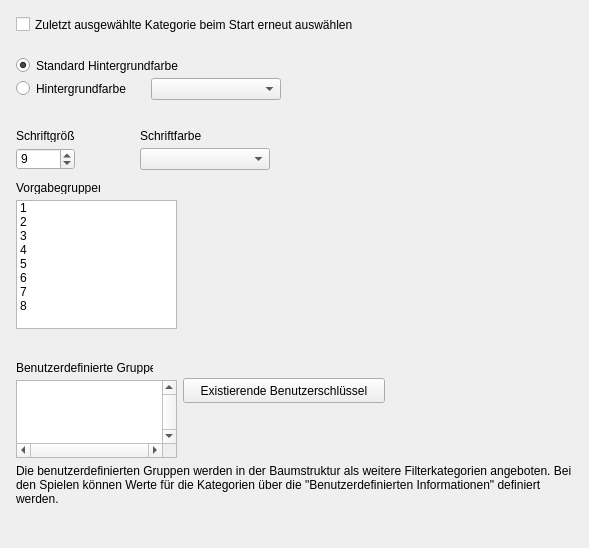
Qt form src/forms/SetupFrameGamesListTreeAppearanceUnit.ui (Eldricos/D-Fend-Reborn) before a commit.
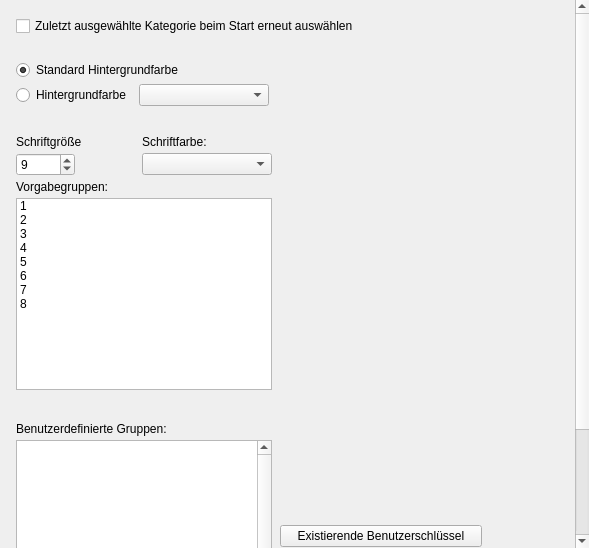
The same form after that commit. Custom widgets are drawn as their Qt base class.

Commit message: Program options: Qt layouts instead of fixed pixel positions

The edit to the form file:
```diff
--- a/src/forms/SetupFrameGamesListTreeAppearanceUnit.ui
+++ b/src/forms/SetupFrameGamesListTreeAppearanceUnit.ui
@@ -9,90 +9,131 @@
       <property name="geometry"><rect><x>0</x><y>0</y><width>589</width><height>548</height></rect></property>
       <property name="vclAlign" stdset="0"><string notr="true">alClient</string></property>
       <property name="frameShape"><enum>QFrame::NoFrame</enum></property>
-      <property name="widgetResizable"><bool>false</bool></property>
+      <property name="widgetResizable"><bool>true</bool></property>
       <widget class="QWidget" name="ScrollBox_Contents">
         <property name="geometry"><rect><x>0</x><y>0</y><width>585</width><height>544</height></rect></property>
         <property name="vclScrollContents" stdset="0"><bool>true</bool></property>
         <property name="vclDesignWidth" stdset="0"><number>585</number></property>
         <property name="vclDesignHeight" stdset="0"><number>544</number></property>
-        <widget class="QLabel" name="TreeViewFontSizeLabel">
-          <property name="geometry"><rect><x>16</x><y>129</y><width>59</width><height>13</height></rect></property>
-          <property name="text"><string>Schriftgröße</string></property>
-          <property name="textFormat"><enum>Qt::PlainText</enum></property>
-          <property name="alignment"><set>Qt::AlignLeft|Qt::AlignTop</set></property>
-          <property name="vclAutoSize" stdset="0"><bool>true</bool></property>
-        </widget>
-        <widget class="QLabel" name="TreeViewFontColorLabel">
-          <property name="geometry"><rect><x>140</x><y>129</y><width>61</width><height>13</height></rect></property>
-          <property name="text"><string>Schriftfarbe:</string></property>
-          <property name="textFormat"><enum>Qt::PlainText</enum></property>
-          <property name="alignment"><set>Qt::AlignLeft|Qt::AlignTop</set></property>
-          <property name="vclAutoSize" stdset="0"><bool>true</bool></property>
-        </widget>
-        <widget class="QLabel" name="TreeViewGroupsLabel">
-          <property name="geometry"><rect><x>16</x><y>361</y><width>137</width><height>13</height></rect></property>
-          <property name="text"><string>Benutzerdefinierte Gruppen:</string></property>
-          <property name="textFormat"><enum>Qt::PlainText</enum></property>
-          <property name="alignment"><set>Qt::AlignLeft|Qt::AlignTop</set></property>
-          <property name="vclAutoSize" stdset="0"><bool>true</bool></property>
-        </widget>
-        <widget class="QLabel" name="TreeViewGroupsInfoLabel">
-          <property name="geometry"><rect><x>16</x><y>464</y><width>561</width><height>57</height></rect></property>
-          <property name="vclAnchors" stdset="0"><string notr="true">akLeft,akTop,akRight</string></property>
-          <property name="text"><string>Die benutzerdefinierten Gruppen werden in der Baumstruktur als weitere Filterkategorien angeboten. Bei den Spielen können Werte für die Kategorien über die "Benutzerdefinierten Informationen" definiert werden.</string></property>
-          <property name="textFormat"><enum>Qt::PlainText</enum></property>
-          <property name="wordWrap"><bool>true</bool></property>
-          <property name="alignment"><set>Qt::AlignLeft|Qt::AlignTop</set></property>
-        </widget>
-        <widget class="QLabel" name="PredefinedGroupsLabel">
-          <property name="geometry"><rect><x>16</x><y>181</y><width>84</width><height>13</height></rect></property>
-          <property name="text"><string>Vorgabegruppen:</string></property>
-          <property name="textFormat"><enum>Qt::PlainText</enum></property>
-          <property name="alignment"><set>Qt::AlignLeft|Qt::AlignTop</set></property>
-          <property name="vclAutoSize" stdset="0"><bool>true</bool></property>
-        </widget>
+        <layout class="QVBoxLayout" name="ScrollBox_Contents_Layout" stretch="0,0,0,0,0,0,0,1">
+          <property name="leftMargin"><number>16</number></property>
+          <property name="topMargin"><number>16</number></property>
+          <property name="rightMargin"><number>8</number></property>
+          <property name="bottomMargin"><number>8</number></property>
+          <property name="spacing"><number>0</number></property>
+          <item>
+            <layout class="QGridLayout" name="ScrollBox_Contents_Section1" columnstretch="0,1">
+              <property name="leftMargin"><number>0</number></property>
+              <property name="topMargin"><number>0</number></property>
+              <property name="rightMargin"><number>0</number></property>
+              <property name="bottomMargin"><number>0</number></property>
+              <property name="horizontalSpacing"><number>8</number></property>
+              <property name="verticalSpacing"><number>4</number></property>
+              <item row="0" column="0" colspan="2">
+                <widget class="QCheckBox" name="ReselectFilterCheckBox">
+                  <property name="text"><string>Zuletzt ausgewählte Kategorie beim Start erneut auswählen</string></property>
+                </widget>
+              </item>
+              <item row="0" column="1">
+                <spacer name="ScrollBox_Contents_Section1_HFill">
+                  <property name="orientation"><enum>Qt::Horizontal</enum></property>
+                  <property name="sizeHint" stdset="0"><size><width>0</width><height>0</height></size></property>
+                </spacer>
+              </item>
+            </layout>
+          </item>
+          <item>
+            <spacer name="ScrollBox_Contents_Gap1">
+              <property name="orientation"><enum>Qt::Vertical</enum></property>
+              <property name="sizeType"><enum>QSizePolicy::Fixed</enum></property>
+              <property name="sizeHint" stdset="0"><size><width>0</width><height>24</height></size></property>
+            </spacer>
+          </item>
+          <item>
+            <layout class="QGridLayout" name="ScrollBox_Contents_Section2" columnstretch="0,0,1">
+              <property name="leftMargin"><number>0</number></property>
+              <property name="topMargin"><number>0</number></property>
+              <property name="rightMargin"><number>0</number></property>
+              <property name="bottomMargin"><number>0</number></property>
+              <property name="horizontalSpacing"><number>8</number></property>
+              <property name="verticalSpacing"><number>4</number></property>
+              <item row="0" column="0" colspan="3">
         <widget class="QRadioButton" name="TreeViewBackgroundRadioButton1">
-          <property name="geometry"><rect><x>16</x><y>57</y><width>561</width><height>17</height></rect></property>
-          <property name="vclAnchors" stdset="0"><string notr="true">akLeft,akTop,akRight</string></property>
           <property name="text"><string>Standard Hintergrundfarbe</string></property>
           <property name="checked"><bool>true</bool></property>
         </widget>
+              </item>
+              <item row="1" column="0">
         <widget class="QRadioButton" name="TreeViewBackgroundRadioButton2">
-          <property name="geometry"><rect><x>16</x><y>80</y><width>129</width><height>17</height></rect></property>
           <property name="text"><string>Hintergrundfarbe</string></property>
         </widget>
+              </item>
+              <item row="1" column="1" alignment="Qt::AlignLeft">
         <widget class="TColorBoxWidget" name="TreeViewBackgroundColorBox">
-          <property name="geometry"><rect><x>151</x><y>78</y><width>130</width><height>22</height></rect></property>
-        </widget>
+                  <property name="minimumSize"><size><width>130</width><height>0</height></size></property>
+                </widget>
+              </item>
+              <item row="0" column="2">
+                <spacer name="ScrollBox_Contents_Section2_HFill">
+                  <property name="orientation"><enum>Qt::Horizontal</enum></property>
+                  <property name="sizeHint" stdset="0"><size><width>0</width><height>0</height></size></property>
+                </spacer>
+              </item>
+            </layout>
+          </item>
+          <item>
+            <spacer name="ScrollBox_Contents_Gap2">
+              <property name="orientation"><enum>Qt::Vertical</enum></property>
+              <property name="sizeType"><enum>QSizePolicy::Fixed</enum></property>
+              <property name="sizeHint" stdset="0"><size><width>0</width><height>29</height></size></property>
+            </spacer>
+          </item>
+          <item>
+            <layout class="QGridLayout" name="ScrollBox_Contents_Section3" columnstretch="0,0,1">
+              <property name="leftMargin"><number>0</number></property>
+              <property name="topMargin"><number>0</number></property>
+              <property name="rightMargin"><number>0</number></property>
+              <property name="bottomMargin"><number>0</number></property>
+              <property name="horizontalSpacing"><number>8</number></property>
+              <property name="verticalSpacing"><number>4</number></property>
+              <item row="0" column="0">
+                <widget class="QLabel" name="TreeViewFontSizeLabel">
+                  <property name="text"><string>Schriftgröße</string></property>
+                  <property name="textFormat"><enum>Qt::PlainText</enum></property>
+                  <property name="alignment"><set>Qt::AlignLeft|Qt::AlignTop</set></property>
+                </widget>
+              </item>
+              <item row="0" column="1" colspan="2">
+                <widget class="QLabel" name="TreeViewFontColorLabel">
+                  <property name="text"><string>Schriftfarbe:</string></property>
+                  <property name="textFormat"><enum>Qt::PlainText</enum></property>
+                  <property name="alignment"><set>Qt::AlignLeft|Qt::AlignTop</set></property>
+                </widget>
+              </item>
+              <item row="1" column="0" alignment="Qt::AlignLeft">
         <widget class="QSpinBox" name="TreeViewFontSizeEdit">
-          <property name="geometry"><rect><x>16</x><y>148</y><width>59</width><height>22</height></rect></property>
           <property name="minimum"><number>1</number></property>
           <property name="maximum"><number>48</number></property>
           <property name="value"><number>9</number></property>
-        </widget>
+                  <property name="minimumSize"><size><width>59</width><height>0</height></size></property>
+                </widget>
+              </item>
+              <item row="1" column="1" alignment="Qt::AlignLeft">
         <widget class="TColorBoxWidget" name="TreeViewFontColorBox">
-          <property name="geometry"><rect><x>140</x><y>148</y><width>130</width><height>22</height></rect></property>
-        </widget>
-        <widget class="QTextEdit" name="TreeViewGroupsEdit">
-          <property name="geometry"><rect><x>16</x><y>380</y><width>161</width><height>78</height></rect></property>
-          <property name="verticalScrollBarPolicy"><enum>Qt::ScrollBarAlwaysOn</enum></property>
-          <property name="horizontalScrollBarPolicy"><enum>Qt::ScrollBarAlwaysOn</enum></property>
-          <property name="acceptRichText"><bool>false</bool></property>
-        </widget>
-        <widget class="QPushButton" name="UserKeysList">
-          <property name="geometry"><rect><x>183</x><y>378</y><width>202</width><height>25</height></rect></property>
-          <property name="text"><string>Existierende Benutzerschlüssel</string></property>
-          <property name="autoDefault"><bool>false</bool></property>
-          <property name="vclOnClick" stdset="0"><string notr="true">UserKeysListClick</string></property>
-        </widget>
-        <widget class="QCheckBox" name="ReselectFilterCheckBox">
-          <property name="geometry"><rect><x>16</x><y>16</y><width>561</width><height>17</height></rect></property>
-          <property name="vclAnchors" stdset="0"><string notr="true">akLeft,akTop,akRight</string></property>
-          <property name="text"><string>Zuletzt ausgewählte Kategorie beim Start erneut auswählen</string></property>
-        </widget>
+                  <property name="minimumSize"><size><width>130</width><height>0</height></size></property>
+                </widget>
+              </item>
+              <item row="2" column="0" colspan="3">
+                <widget class="QLabel" name="PredefinedGroupsLabel">
+                  <property name="text"><string>Vorgabegruppen:</string></property>
+                  <property name="textFormat"><enum>Qt::PlainText</enum></property>
+                  <property name="alignment"><set>Qt::AlignLeft|Qt::AlignTop</set></property>
+                </widget>
+              </item>
+              <item row="3" column="0" colspan="2" alignment="Qt::AlignLeft">
         <widget class="QListWidget" name="TreeViewDefaultGroups">
-          <property name="geometry"><rect><x>16</x><y>200</y><width>161</width><height>129</height></rect></property>
           <property name="vclCheckList" stdset="0"><bool>true</bool></property>
+                  <property name="minimumSize"><size><width>161</width><height>129</height></size></property>
           <item>
             <property name="text"><string>1</string></property>
             <property name="checkState"><enum>Unchecked</enum></property>
@@ -126,6 +167,76 @@
             <property name="checkState"><enum>Unchecked</enum></property>
           </item>
         </widget>
+              </item>
+              <item row="0" column="2">
+                <spacer name="ScrollBox_Contents_Section3_HFill">
+                  <property name="orientation"><enum>Qt::Horizontal</enum></property>
+                  <property name="sizeHint" stdset="0"><size><width>0</width><height>0</height></size></property>
+                </spacer>
+              </item>
+            </layout>
+          </item>
+          <item>
+            <spacer name="ScrollBox_Contents_Gap3">
+              <property name="orientation"><enum>Qt::Vertical</enum></property>
+              <property name="sizeType"><enum>QSizePolicy::Fixed</enum></property>
+              <property name="sizeHint" stdset="0"><size><width>0</width><height>32</height></size></property>
+            </spacer>
+          </item>
+          <item>
+            <layout class="QGridLayout" name="ScrollBox_Contents_Section4" columnstretch="0,0,1">
+              <property name="leftMargin"><number>0</number></property>
+              <property name="topMargin"><number>0</number></property>
+              <property name="rightMargin"><number>0</number></property>
+              <property name="bottomMargin"><number>0</number></property>
+              <property name="horizontalSpacing"><number>8</number></property>
+              <property name="verticalSpacing"><number>4</number></property>
+              <item row="0" column="0" colspan="3">
+                <widget class="QLabel" name="TreeViewGroupsLabel">
+                  <property name="text"><string>Benutzerdefinierte Gruppen:</string></property>
+                  <property name="textFormat"><enum>Qt::PlainText</enum></property>
+                  <property name="alignment"><set>Qt::AlignLeft|Qt::AlignTop</set></property>
+                </widget>
+              </item>
+              <item row="1" column="0" alignment="Qt::AlignLeft">
+                <widget class="QTextEdit" name="TreeViewGroupsEdit">
+                  <property name="verticalScrollBarPolicy"><enum>Qt::ScrollBarAlwaysOn</enum></property>
+                  <property name="horizontalScrollBarPolicy"><enum>Qt::ScrollBarAlwaysOn</enum></property>
+                  <property name="acceptRichText"><bool>false</bool></property>
+                  <property name="minimumSize"><size><width>161</width><height>78</height></size></property>
+                </widget>
+              </item>
+              <item row="1" column="1" alignment="Qt::AlignLeft">
+                <widget class="QPushButton" name="UserKeysList">
+                  <property name="text"><string>Existierende Benutzerschlüssel</string></property>
+                  <property name="autoDefault"><bool>false</bool></property>
+                  <property name="vclOnClick" stdset="0"><string notr="true">UserKeysListClick</string></property>
+                  <property name="minimumSize"><size><width>202</width><height>0</height></size></property>
+                </widget>
+              </item>
+              <item row="2" column="0" colspan="3">
+                <widget class="QLabel" name="TreeViewGroupsInfoLabel">
+                  <property name="text"><string>Die benutzerdefinierten Gruppen werden in der Baumstruktur als weitere Filterkategorien angeboten. Bei den Spielen können Werte für die Kategorien über die "Benutzerdefinierten Informationen" definiert werden.</string></property>
+                  <property name="textFormat"><enum>Qt::PlainText</enum></property>
+                  <property name="wordWrap"><bool>true</bool></property>
+                  <property name="alignment"><set>Qt::AlignLeft|Qt::AlignTop</set></property>
+                </widget>
+              </item>
+              <item row="0" column="2">
+                <spacer name="ScrollBox_Contents_Section4_HFill">
+                  <property name="orientation"><enum>Qt::Horizontal</enum></property>
+                  <property name="sizeHint" stdset="0"><size><width>0</width><height>0</height></size></property>
+                </spacer>
+              </item>
+            </layout>
+          </item>
+          <item>
+            <spacer name="ScrollBox_Contents_VFill">
+              <property name="orientation"><enum>Qt::Vertical</enum></property>
+              <property name="sizeHint" stdset="0"><size><width>0</width><height>0</height></size></property>
+            </spacer>
+          </item>
+        </layout>
       </widget>
     </widget>
     <widget class="QMenu" name="PopupMenu">
```
Left out of the diff: 6 changed lines with no effect on the pictures. Lines whose indentation alone changed are shown as unchanged. The commit also changes 51 other files.
